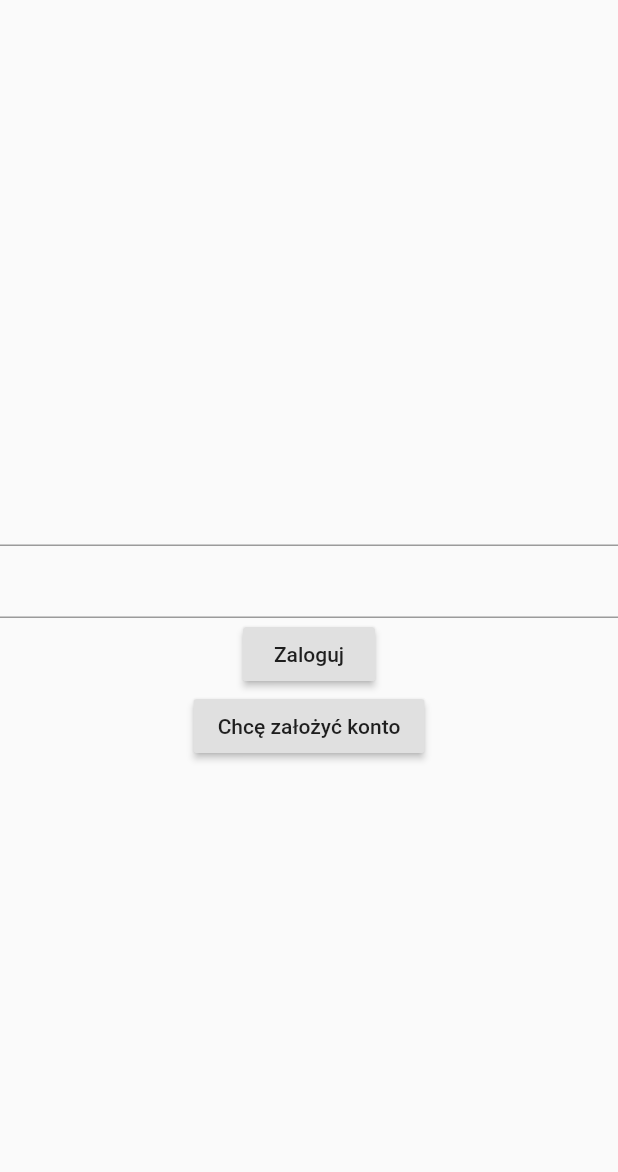
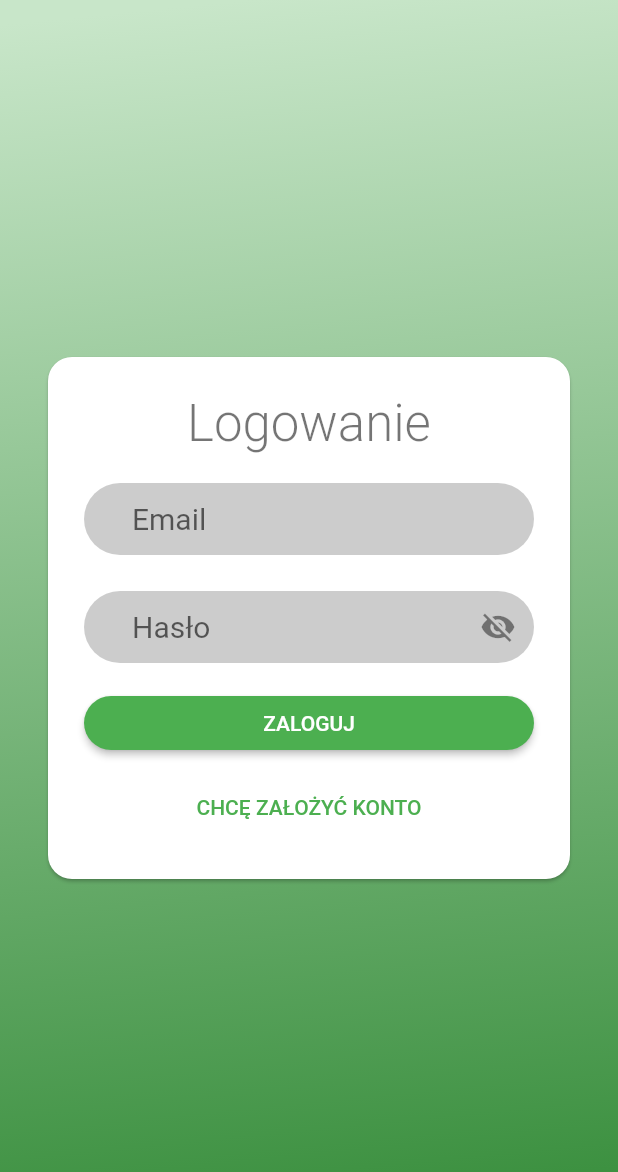
Before and after one commit to karol-202/notepad, a Flutter app: the AuthModeLogin widget shown alone on an empty page, opened directly with empty values, on a phone screen of 412 x 824 dp. Shown: the top 1172 px of the screen. Run offline on Flutter 3.47's test engine with Material 2 defaults, Android fonts, the phone set to English and light mode, and no system bars; our stand-ins replace equatable, flutter_bloc, get_it, progress_dialog, shared_preferences; accounts and stored records are empty; generated files the repository leaves out were written again; statements that could not run were skipped.

Commit message:
Style auth screens

```diff
--- a/lib/bloc/auth/auth_bloc.dart
+++ b/lib/bloc/auth/auth_bloc.dart
@@ -36,6 +36,7 @@ class AuthBloc extends Bloc<AuthEvent, AuthState> {
   Stream<AuthState> _mapSwitchModeToState() async* {
     yield state.copy(
       mode: state.mode == AuthStateMode.register ? AuthStateMode.login : AuthStateMode.register,
+      canSubmit: false,
     );
   }
 
--- /dev/null
+++ b/lib/widget/auth_flat_button.dart
@@ -0,0 +1,23 @@
+import 'package:flutter/material.dart';
+
+class AuthFlatButton extends StatelessWidget {
+  final String text;
+  final void Function() onPressed;
+
+  AuthFlatButton({
+    @required this.text,
+    @required this.onPressed,
+  });
+
+  @override
+  Widget build(BuildContext context) {
+    return FlatButton(
+      child: Text(text),
+      onPressed: onPressed,
+      textColor: Theme.of(context).primaryColor,
+      shape: RoundedRectangleBorder(
+        borderRadius: BorderRadius.all(Radius.circular(100)),
+      ),
+    );
+  }
+}
--- /dev/null
+++ b/lib/widget/auth_header_text.dart
@@ -0,0 +1,19 @@
+import 'package:flutter/material.dart';
+
+class AuthHeaderText extends StatelessWidget {
+  final String text;
+
+  AuthHeaderText(this.text);
+
+  @override
+  Widget build(BuildContext context) {
+    return Text(
+      text,
+      textAlign: TextAlign.center,
+      style: Theme.of(context)
+          .textTheme
+          .headline4
+          .copyWith(fontWeight: FontWeight.w300),
+    );
+  }
+}
--- /dev/null
+++ b/lib/widget/auth_mode_base.dart
@@ -0,0 +1,34 @@
+import 'package:flutter/material.dart';
+
+class AuthModeBase extends StatelessWidget {
+  final Widget child;
+
+  AuthModeBase({this.child});
+
+  @override
+  Widget build(BuildContext context) {
+    return Container(
+      decoration: BoxDecoration(
+        gradient: LinearGradient(
+          begin: Alignment(-0.2, -1.0),
+          end: Alignment(0.2, 1.0),
+          colors: [Theme.of(context).primaryColorLight, Theme.of(context).primaryColorDark],
+        ),
+      ),
+      child: Center(
+        child: SingleChildScrollView(
+          child: Card(
+            margin: EdgeInsets.symmetric(horizontal: 32),
+            shape: RoundedRectangleBorder(
+              borderRadius: BorderRadius.all(Radius.circular(16)),
+            ),
+            child: Container(
+              padding: EdgeInsets.all(24),
+              child: child,
+            ),
+          ),
+        ),
+      ),
+    );
+  }
+}
--- a/lib/widget/auth_mode_login.dart
+++ b/lib/widget/auth_mode_login.dart
@@ -1,4 +1,10 @@
 import 'package:flutter/material.dart';
+import 'package:notepad/widget/auth_flat_button.dart';
+import 'package:notepad/widget/auth_header_text.dart';
+import 'package:notepad/widget/auth_mode_base.dart';
+import 'package:notepad/widget/auth_password_icon_button.dart';
+import 'package:notepad/widget/auth_raised_button.dart';
+import 'package:notepad/widget/auth_text_form_field.dart';
 
 class _LoginData {
   String email;
@@ -22,32 +28,51 @@ class _AuthModeLoginState extends State<AuthModeLogin> {
   final _formKey = GlobalKey<FormState>();
   final _registerData = _LoginData();
 
+  bool _showPassword = false;
+
   @override
   Widget build(BuildContext context) {
     return Form(
       key: _formKey,
+      child: AuthModeBase(
         child: Column(
-        mainAxisAlignment: MainAxisAlignment.center,
+          crossAxisAlignment: CrossAxisAlignment.stretch,
           children: <Widget>[
-          TextFormField(
+            AuthHeaderText("Logowanie"),
+            SizedBox(height: 20),
+            AuthTextFormField(
               onSaved: (value) => _registerData.email = value,
+              hintText: "Email",
+              keyboardType: TextInputType.emailAddress,
             ),
-          TextFormField(
-            obscureText: true,
+            SizedBox(height: 24),
+            AuthTextFormField(
               onSaved: (value) => _registerData.password = value,
+              obscureText: _showPassword,
+              hintText: 'Hasło',
+              suffixIcon: AuthPasswordIconButton(
+                showPassword: _showPassword,
+                onToggle: _togglePasswordVisibility,
               ),
-          RaisedButton(
-            child: Text("Zaloguj"),
+            ),
+            SizedBox(height: 16),
+            AuthRaisedButton(
+              text: "ZALOGUJ",
               onPressed: _submit,
             ),
-          RaisedButton(
-            child: Text("Chcę założyć konto"),
+            SizedBox(height: 8),
+            AuthFlatButton(
+              text: "CHCĘ ZAŁOŻYĆ KONTO",
               onPressed: widget.onModeSwitch,
             ),
           ],
         ),
+      ),
     );
   }
+
+  void _togglePasswordVisibility() =>
+      setState(() => _showPassword = !_showPassword);
 
   void _submit() {
     _formKey.currentState.save();
--- /dev/null
+++ b/lib/widget/auth_password_icon_button.dart
@@ -0,0 +1,25 @@
+import 'package:flutter/material.dart';
+
+class AuthPasswordIconButton extends StatelessWidget {
+  final bool showPassword;
+  final void Function() onToggle;
+
+  AuthPasswordIconButton({
+    @required this.showPassword,
+    @required this.onToggle,
+  });
+
+  @override
+  Widget build(BuildContext context) {
+    return Container(
+      child: InkWell(
+        child: Icon(
+          showPassword ? Icons.visibility : Icons.visibility_off,
+          color: Colors.black45,
+        ),
+        borderRadius: BorderRadius.circular(48),
+        onTap: onToggle,
+      ),
+    );
+  }
+}
--- /dev/null
+++ b/lib/widget/auth_raised_button.dart
@@ -0,0 +1,24 @@
+import 'package:flutter/material.dart';
+
+class AuthRaisedButton extends StatelessWidget {
+  final String text;
+  final void Function() onPressed;
+
+  AuthRaisedButton({
+    @required this.text,
+    @required this.onPressed,
+  });
+
+  @override
+  Widget build(BuildContext context) {
+    return RaisedButton(
+      child: Text(text),
+      onPressed: onPressed,
+      color: Theme.of(context).primaryColor,
+      textColor: Colors.white,
+      shape: RoundedRectangleBorder(
+        borderRadius: BorderRadius.all(Radius.circular(100)),
+      ),
+    );
+  }
+}
--- /dev/null
+++ b/lib/widget/auth_text_form_field.dart
@@ -0,0 +1,44 @@
+import 'package:flutter/material.dart';
+
+class AuthTextFormField extends StatelessWidget {
+  final TextEditingController controller;
+  final FormFieldValidator<String> validator;
+  final FormFieldSetter<String> onSaved;
+  final String hintText;
+  final bool obscureText;
+  final TextInputType keyboardType;
+  final Widget suffixIcon;
+
+  AuthTextFormField({
+    this.controller,
+    this.validator,
+    this.onSaved,
+    this.hintText,
+    this.obscureText = false,
+    this.keyboardType,
+    this.suffixIcon,
+  });
+
+  @override
+  Widget build(BuildContext context) {
+    return TextFormField(
+      controller: controller,
+      validator: validator,
+      onSaved: onSaved,
+      obscureText: obscureText,
+      keyboardType: keyboardType,
+      decoration: InputDecoration(
+        hintText: hintText,
+        hintStyle: TextStyle(fontSize: 20),
+        contentPadding: EdgeInsets.only(left: 32),
+        filled: true,
+        fillColor: Color.fromRGBO(0, 0, 0, 0.2),
+        border: OutlineInputBorder(
+          borderSide: BorderSide.none,
+          borderRadius: BorderRadius.all(Radius.circular(100)),
+        ),
+        suffixIcon: suffixIcon,
+      ),
+    );
+  }
+}
```
Also changed, not shown: lib/widget/auth_mode_register.dart (+67 -9 lines). Lines whose indentation alone changed are shown as unchanged.
